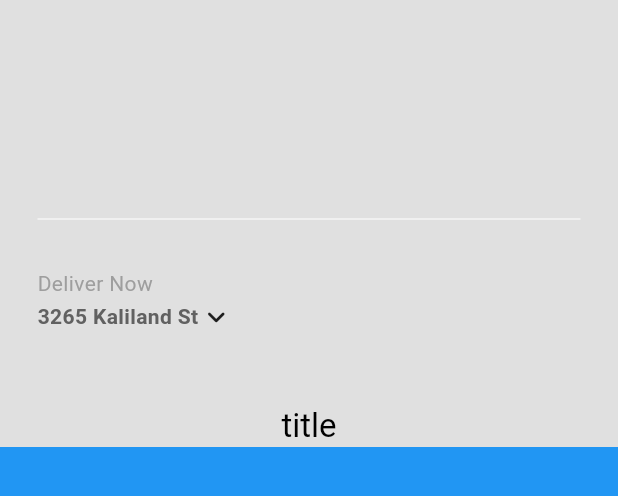
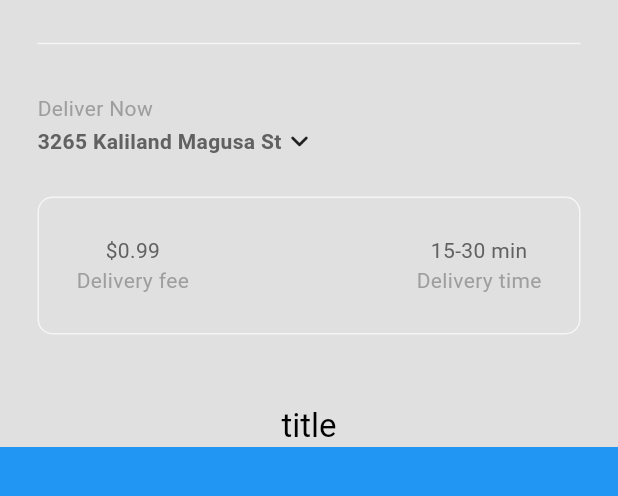
Before and after one commit to Briankurtish/Flutter-Food-delivery-Application, a Flutter app: the HomePage screen opened directly, on a phone screen of 412 x 824 dp, the part 63-559 px from its top. Run offline on Flutter 3.47's test engine with Material 3 defaults, Android fonts, the phone set to English and light mode, and no system bars.

Commit message:
added myDescriptionBox and finshed SliverAppBar

```diff
--- a/lib/components/my_current_location.dart
+++ b/lib/components/my_current_location.dart
@@ -47,7 +47,7 @@ class MyCurrentLocation extends StatelessWidget {
               children: [
                 // address
                 Text(
-                  "3265 Kaliland St",
+                  "3265 Kaliland Magusa St",
                   style: TextStyle(
                       color: Theme.of(context).colorScheme.inversePrimary,
                       fontWeight: FontWeight.bold),
--- /dev/null
+++ b/lib/components/my_description_box.dart
@@ -0,0 +1,52 @@
+import 'package:flutter/material.dart';
+
+class MyDescriptionBox extends StatelessWidget {
+  const MyDescriptionBox({super.key});
+
+  @override
+  Widget build(BuildContext context) {
+    // textstyle
+    var myPrimaryTextStyle = TextStyle(
+      color: Theme.of(context).colorScheme.inversePrimary,
+    );
+
+    var mySecondaryTextStyle = TextStyle(
+      color: Theme.of(context).colorScheme.primary,
+    );
+
+    return Container(
+      decoration: BoxDecoration(
+        border: Border.all(color: Theme.of(context).colorScheme.secondary),
+        borderRadius: BorderRadius.circular(10),
+      ),
+      padding: const EdgeInsets.all(25),
+      margin: const EdgeInsets.only(left: 25, right: 25, bottom: 25),
+      child: Row(
+        mainAxisAlignment: MainAxisAlignment.spaceBetween,
+        children: [
+          // delivery fee
+          Column(
+            children: [
+              Text('\$0.99', style: myPrimaryTextStyle),
+              Text(
+                "Delivery fee",
+                style: mySecondaryTextStyle,
+              ),
+            ],
+          ),
+
+          // delivery time
+          Column(
+            children: [
+              Text('15-30 min', style: myPrimaryTextStyle),
+              Text(
+                "Delivery time",
+                style: mySecondaryTextStyle,
+              ),
+            ],
+          ),
+        ],
+      ),
+    );
+  }
+}
--- a/lib/pages/home.dart
+++ b/lib/pages/home.dart
@@ -1,4 +1,5 @@
 import 'package:demo_tes/components/my_current_location.dart';
+import 'package:demo_tes/components/my_description_box.dart';
 import 'package:demo_tes/components/my_drawer.dart';
 import 'package:demo_tes/components/my_sliver_app_bar.dart';
 import 'package:flutter/material.dart';
@@ -18,7 +19,7 @@ class _HomePageState extends State<HomePage> {
       body: NestedScrollView(
         headerSliverBuilder: (context, innerBoxIsScrolled) => [
           MySliverAppBar(
-            title: Text("title"),
+            title: const Text("title"),
             child: Column(
               mainAxisAlignment: MainAxisAlignment.end,
               children: [
@@ -28,9 +29,10 @@ class _HomePageState extends State<HomePage> {
                   color: Theme.of(context).colorScheme.secondary,
                 ),
                 // My Current location
-                MyCurrentLocation(),
+                const MyCurrentLocation(),
 
                 // Description Box
+                const MyDescriptionBox(),
               ],
             ),
           ),
```
